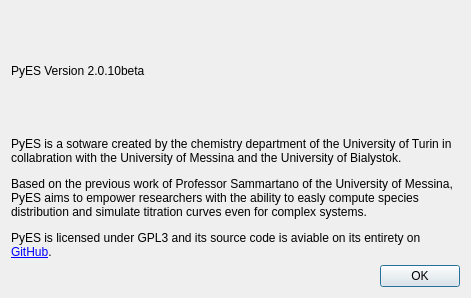
This is src/main/python/pyes/ui/PyES_about.ui in PyES-software/PyES as Qt 5 draws it before an edit. The edited form follows.
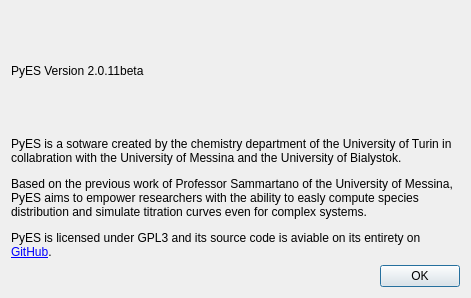
This is the edited form.

Commit message: Bump to 2.0.11beta

```diff
--- a/src/main/python/pyes/ui/PyES_about.ui
+++ b/src/main/python/pyes/ui/PyES_about.ui
@@ -35,7 +35,7 @@
    <item>
     <widget class="QLabel" name="label">
      <property name="text">
-      <string>PyES Version 2.0.10beta</string>
+      <string>PyES Version 2.0.11beta</string>
      </property>
     </widget>
    </item>
```
The commit also changes 4 other files.
